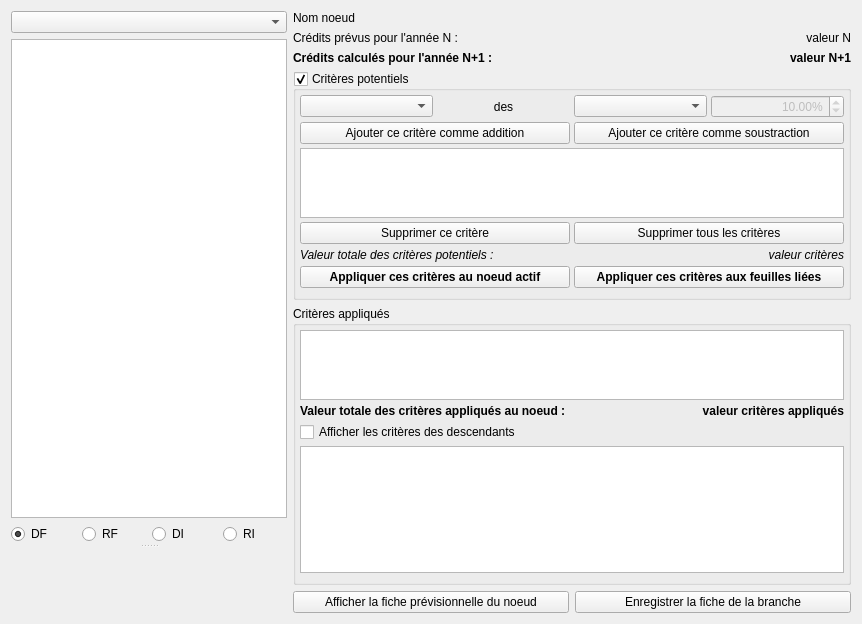
GiPiLab/ProtonClassicSuite, file formauditprevisions.ui: the form before one commit.
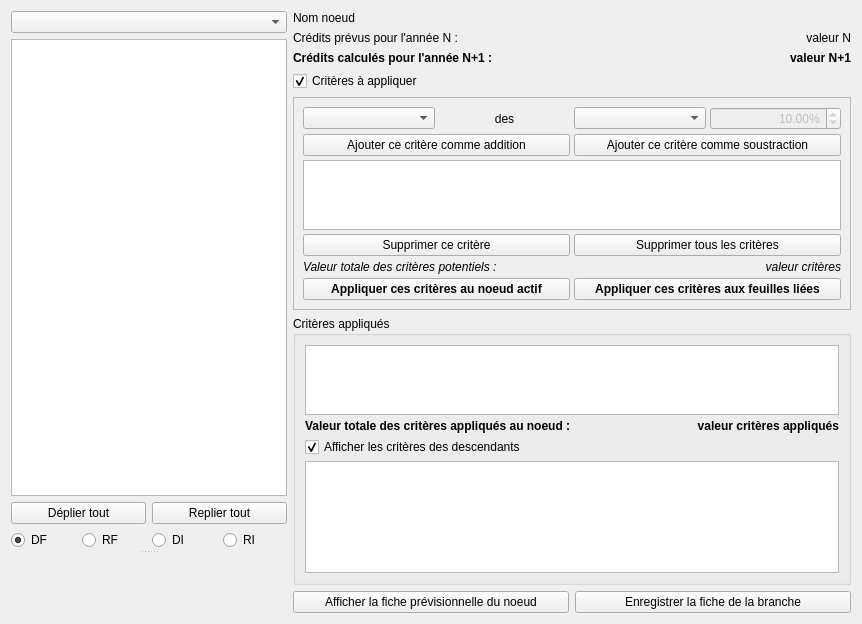
The form after the commit. Icons and pictures are not drawn. Custom widgets are drawn as their Qt base class.

Commit message: UI optimizations for small screens

```diff
--- a/formauditprevisions.ui
+++ b/formauditprevisions.ui
@@ -53,189 +53,6 @@
      </property>
     </widget>
    </item>
-   <item row="3" column="1" colspan="2">
-    <widget class="QGroupBox" name="groupBox_2">
-     <property name="title">
-      <string>Critères potentiels</string>
-     </property>
-     <property name="checkable">
-      <bool>true</bool>
-     </property>
-     <layout class="QGridLayout" name="gridLayout">
-      <property name="leftMargin">
-       <number>4</number>
-      </property>
-      <property name="topMargin">
-       <number>4</number>
-      </property>
-      <property name="rightMargin">
-       <number>4</number>
-      </property>
-      <property name="bottomMargin">
-       <number>9</number>
-      </property>
-      <property name="spacing">
-       <number>4</number>
-      </property>
-      <item row="0" column="0">
-       <widget class="QComboBox" name="comboBoxOperators"/>
-      </item>
-      <item row="0" column="1">
-       <widget class="QLabel" name="label_3">
-        <property name="text">
-         <string>des</string>
-        </property>
-        <property name="alignment">
-         <set>Qt::AlignCenter</set>
-        </property>
-       </widget>
-      </item>
-      <item row="0" column="2">
-       <widget class="QComboBox" name="comboBoxORED"/>
-      </item>
-      <item row="0" column="3">
-       <widget class="QDoubleSpinBox" name="doubleSpinBox">
-        <property name="enabled">
-         <bool>false</bool>
-        </property>
-        <property name="alignment">
-         <set>Qt::AlignRight|Qt::AlignTrailing|Qt::AlignVCenter</set>
-        </property>
-        <property name="correctionMode">
-         <enum>QAbstractSpinBox::CorrectToNearestValue</enum>
-        </property>
-        <property name="showGroupSeparator" stdset="0">
-         <bool>false</bool>
-        </property>
-        <property name="suffix">
-         <string>%</string>
-        </property>
-        <property name="maximum">
-         <double>9999999999.000000000000000</double>
-        </property>
-        <property name="value">
-         <double>10.000000000000000</double>
-        </property>
-       </widget>
-      </item>
-      <item row="1" column="0" colspan="2">
-       <widget class="QPushButton" name="pushButtonAddCriteriaToAdd">
-        <property name="text">
-         <string>Ajouter ce critère comme addition</string>
-        </property>
-       </widget>
-      </item>
-      <item row="1" column="2" colspan="2">
-       <widget class="QPushButton" name="pushButtonAddCriteriaToSubstract">
-        <property name="text">
-         <string>Ajouter ce critère comme soustraction</string>
-        </property>
-       </widget>
-      </item>
-      <item row="2" column="0" colspan="4">
-       <widget class="QTableView" name="tableViewRecentCriteria">
-        <property name="sizePolicy">
-         <sizepolicy hsizetype="Expanding" vsizetype="Expanding">
-          <horstretch>2</horstretch>
-          <verstretch>1</verstretch>
-         </sizepolicy>
-        </property>
-        <property name="editTriggers">
-         <set>QAbstractItemView::NoEditTriggers</set>
-        </property>
-        <property name="selectionMode">
-         <enum>QAbstractItemView::SingleSelection</enum>
-        </property>
-        <property name="selectionBehavior">
-         <enum>QAbstractItemView::SelectRows</enum>
-        </property>
-        <property name="wordWrap">
-         <bool>false</bool>
-        </property>
-        <property name="cornerButtonEnabled">
-         <bool>false</bool>
-        </property>
-        <attribute name="horizontalHeaderStretchLastSection">
-         <bool>true</bool>
-        </attribute>
-        <attribute name="verticalHeaderVisible">
-         <bool>false</bool>
-        </attribute>
-        <attribute name="verticalHeaderDefaultSectionSize">
-         <number>21</number>
-        </attribute>
-       </widget>
-      </item>
-      <item row="3" column="2" colspan="2">
-       <widget class="QPushButton" name="pushButtonDeleteAll">
-        <property name="text">
-         <string>Supprimer tous les critères</string>
-        </property>
-       </widget>
-      </item>
-      <item row="4" column="0" colspan="2">
-       <widget class="QLabel" name="label">
-        <property name="font">
-         <font>
-          <italic>true</italic>
-         </font>
-        </property>
-        <property name="text">
-         <string>Valeur totale des critères potentiels :</string>
-        </property>
-       </widget>
-      </item>
-      <item row="5" column="0" colspan="2">
-       <widget class="QPushButton" name="pushButtonApplyToNode">
-        <property name="font">
-         <font>
-          <weight>75</weight>
-          <bold>true</bold>
-         </font>
-        </property>
-        <property name="text">
-         <string>Appliquer ces critères au noeud actif</string>
-        </property>
-       </widget>
-      </item>
-      <item row="5" column="2" colspan="2">
-       <widget class="QPushButton" name="pushButtonApplyToLeaves">
-        <property name="font">
-         <font>
-          <weight>75</weight>
-          <bold>true</bold>
-         </font>
-        </property>
-        <property name="text">
-         <string>Appliquer ces critères aux feuilles liées</string>
-        </property>
-       </widget>
-      </item>
-      <item row="3" column="0" colspan="2">
-       <widget class="QPushButton" name="pushButtonDelCriteria">
-        <property name="text">
-         <string>Supprimer ce critère</string>
-        </property>
-       </widget>
-      </item>
-      <item row="4" column="2" colspan="2">
-       <widget class="QLabel" name="labelValuePrevisionItem">
-        <property name="font">
-         <font>
-          <italic>true</italic>
-         </font>
-        </property>
-        <property name="text">
-         <string>valeur critères</string>
-        </property>
-        <property name="alignment">
-         <set>Qt::AlignRight|Qt::AlignTrailing|Qt::AlignVCenter</set>
-        </property>
-       </widget>
-      </item>
-     </layout>
-    </widget>
-   </item>
    <item row="1" column="1">
     <widget class="QLabel" name="label_2">
      <property name="text">
@@ -243,22 +60,23 @@
      </property>
     </widget>
    </item>
-   <item row="4" column="1" colspan="2">
+   <item row="6" column="1">
+    <widget class="QPushButton" name="pushButtonDisplayReport">
+     <property name="text">
+      <string>Afficher la fiche prévisionnelle du noeud</string>
+     </property>
+    </widget>
+   </item>
+   <item row="5" column="1" colspan="2">
     <widget class="QGroupBox" name="groupBox">
      <property name="title">
       <string>Critères appliqués </string>
      </property>
      <layout class="QGridLayout" name="gridLayout_3">
       <property name="leftMargin">
-       <number>4</number>
-      </property>
-      <property name="topMargin">
-       <number>4</number>
+       <number>9</number>
       </property>
       <property name="rightMargin">
-       <number>4</number>
-      </property>
-      <property name="bottomMargin">
        <number>9</number>
       </property>
       <property name="spacing">
@@ -269,6 +87,9 @@
         <property name="text">
          <string>Afficher les critères des descendants</string>
         </property>
+        <property name="checked">
+         <bool>true</bool>
+        </property>
        </widget>
       </item>
       <item row="1" column="0" colspan="2">
@@ -364,14 +185,7 @@
      </layout>
     </widget>
    </item>
-   <item row="5" column="1">
-    <widget class="QPushButton" name="pushButtonDisplayReport">
-     <property name="text">
-      <string>Afficher la fiche prévisionnelle du noeud</string>
-     </property>
-    </widget>
-   </item>
-   <item row="5" column="2">
+   <item row="6" column="2">
     <widget class="QPushButton" name="pushButtonSaveBigReport">
      <property name="text">
       <string>Enregistrer la fiche de la branche</string>
@@ -382,7 +196,7 @@
      </property>
     </widget>
    </item>
-   <item row="0" column="0" rowspan="6">
+   <item row="0" column="0" rowspan="7">
     <widget class="QSplitter" name="splitter">
      <property name="orientation">
       <enum>Qt::Vertical</enum>
@@ -411,7 +225,7 @@
          </attribute>
         </widget>
        </item>
-       <item row="2" column="0">
+       <item row="3" column="0">
         <widget class="QRadioButton" name="radioButtonDF">
          <property name="text">
           <string>DF</string>
@@ -421,21 +235,21 @@
          </property>
         </widget>
        </item>
-       <item row="2" column="1">
+       <item row="3" column="1">
         <widget class="QRadioButton" name="radioButtonRF">
          <property name="text">
           <string>RF</string>
          </property>
         </widget>
        </item>
-       <item row="2" column="2">
+       <item row="3" column="2">
         <widget class="QRadioButton" name="radioButtonDI">
          <property name="text">
           <string>DI</string>
          </property>
         </widget>
        </item>
-       <item row="2" column="3">
+       <item row="3" column="3">
         <widget class="QRadioButton" name="radioButtonRI">
          <property name="text">
           <string>RI</string>
@@ -445,6 +259,20 @@
        <item row="0" column="0" colspan="4">
         <widget class="QComboBox" name="comboListPrevisions"/>
        </item>
+       <item row="2" column="0" colspan="2">
+        <widget class="QPushButton" name="pushButtonExpandAll">
+         <property name="text">
+          <string>Déplier tout</string>
+         </property>
+        </widget>
+       </item>
+       <item row="2" column="2" colspan="2">
+        <widget class="QPushButton" name="pushButtonCollapseAll">
+         <property name="text">
+          <string>Replier tout</string>
+         </property>
+        </widget>
+       </item>
       </layout>
      </widget>
      <widget class="QCustomPlot" name="plot" native="true"/>
@@ -460,6 +288,190 @@
      </property>
     </widget>
    </item>
+   <item row="4" column="1" colspan="2">
+    <widget class="QFrame" name="frame">
+     <property name="frameShape">
+      <enum>QFrame::StyledPanel</enum>
+     </property>
+     <property name="frameShadow">
+      <enum>QFrame::Raised</enum>
+     </property>
+     <layout class="QGridLayout" name="gridLayout">
+      <property name="topMargin">
+       <number>9</number>
+      </property>
+      <property name="spacing">
+       <number>4</number>
+      </property>
+      <item row="0" column="0">
+       <widget class="QComboBox" name="comboBoxOperators"/>
+      </item>
+      <item row="0" column="1">
+       <widget class="QLabel" name="label_3">
+        <property name="text">
+         <string>des</string>
+        </property>
+        <property name="alignment">
+         <set>Qt::AlignCenter</set>
+        </property>
+       </widget>
+      </item>
+      <item row="0" column="2">
+       <widget class="QComboBox" name="comboBoxORED"/>
+      </item>
+      <item row="0" column="3">
+       <widget class="QDoubleSpinBox" name="doubleSpinBox">
+        <property name="enabled">
+         <bool>false</bool>
+        </property>
+        <property name="alignment">
+         <set>Qt::AlignRight|Qt::AlignTrailing|Qt::AlignVCenter</set>
+        </property>
+        <property name="correctionMode">
+         <enum>QAbstractSpinBox::CorrectToNearestValue</enum>
+        </property>
+        <property name="showGroupSeparator" stdset="0">
+         <bool>false</bool>
+        </property>
+        <property name="suffix">
+         <string>%</string>
+        </property>
+        <property name="maximum">
+         <double>9999999999.000000000000000</double>
+        </property>
+        <property name="value">
+         <double>10.000000000000000</double>
+        </property>
+       </widget>
+      </item>
+      <item row="1" column="0" colspan="2">
+       <widget class="QPushButton" name="pushButtonAddCriteriaToAdd">
+        <property name="text">
+         <string>Ajouter ce critère comme addition</string>
+        </property>
+       </widget>
+      </item>
+      <item row="1" column="2" colspan="2">
+       <widget class="QPushButton" name="pushButtonAddCriteriaToSubstract">
+        <property name="text">
+         <string>Ajouter ce critère comme soustraction</string>
+        </property>
+       </widget>
+      </item>
+      <item row="2" column="0" colspan="4">
+       <widget class="QTableView" name="tableViewRecentCriteria">
+        <property name="sizePolicy">
+         <sizepolicy hsizetype="Expanding" vsizetype="Expanding">
+          <horstretch>2</horstretch>
+          <verstretch>1</verstretch>
+         </sizepolicy>
+        </property>
+        <property name="editTriggers">
+         <set>QAbstractItemView::NoEditTriggers</set>
+        </property>
+        <property name="selectionMode">
+         <enum>QAbstractItemView::SingleSelection</enum>
+        </property>
+        <property name="selectionBehavior">
+         <enum>QAbstractItemView::SelectRows</enum>
+        </property>
+        <property name="wordWrap">
+         <bool>false</bool>
+        </property>
+        <property name="cornerButtonEnabled">
+         <bool>false</bool>
+        </property>
+        <attribute name="horizontalHeaderStretchLastSection">
+         <bool>true</bool>
+        </attribute>
+        <attribute name="verticalHeaderVisible">
+         <bool>false</bool>
+        </attribute>
+        <attribute name="verticalHeaderDefaultSectionSize">
+         <number>21</number>
+        </attribute>
+       </widget>
+      </item>
+      <item row="3" column="0" colspan="2">
+       <widget class="QPushButton" name="pushButtonDelCriteria">
+        <property name="text">
+         <string>Supprimer ce critère</string>
+        </property>
+       </widget>
+      </item>
+      <item row="3" column="2" colspan="2">
+       <widget class="QPushButton" name="pushButtonDeleteAll">
+        <property name="text">
+         <string>Supprimer tous les critères</string>
+        </property>
+       </widget>
+      </item>
+      <item row="4" column="0" colspan="2">
+       <widget class="QLabel" name="label">
+        <property name="font">
+         <font>
+          <italic>true</italic>
+         </font>
+        </property>
+        <property name="text">
+         <string>Valeur totale des critères potentiels :</string>
+        </property>
+       </widget>
+      </item>
+      <item row="4" column="2" colspan="2">
+       <widget class="QLabel" name="labelValuePrevisionItem">
+        <property name="font">
+         <font>
+          <italic>true</italic>
+         </font>
+        </property>
+        <property name="text">
+         <string>valeur critères</string>
+        </property>
+        <property name="alignment">
+         <set>Qt::AlignRight|Qt::AlignTrailing|Qt::AlignVCenter</set>
+        </property>
+       </widget>
+      </item>
+      <item row="5" column="0" colspan="2">
+       <widget class="QPushButton" name="pushButtonApplyToNode">
+        <property name="font">
+         <font>
+          <weight>75</weight>
+          <bold>true</bold>
+         </font>
+        </property>
+        <property name="text">
+         <string>Appliquer ces critères au noeud actif</string>
+        </property>
+       </widget>
+      </item>
+      <item row="5" column="2" colspan="2">
+       <widget class="QPushButton" name="pushButtonApplyToLeaves">
+        <property name="font">
+         <font>
+          <weight>75</weight>
+          <bold>true</bold>
+         </font>
+        </property>
+        <property name="text">
+         <string>Appliquer ces critères aux feuilles liées</string>
+        </property>
+       </widget>
+      </item>
+     </layout>
+    </widget>
+   </item>
+   <item row="3" column="1" colspan="2">
+    <widget class="QCheckBox" name="checkBoxShowCriteriaToApply">
+     <property name="text">
+      <string>Critères à appliquer</string>
+     </property>
+     <property name="checked">
+      <bool>true</bool>
+     </property>
+    </widget>
+   </item>
   </layout>
  </widget>
  <customwidgets>
```
The commit also changes 5 other files.
